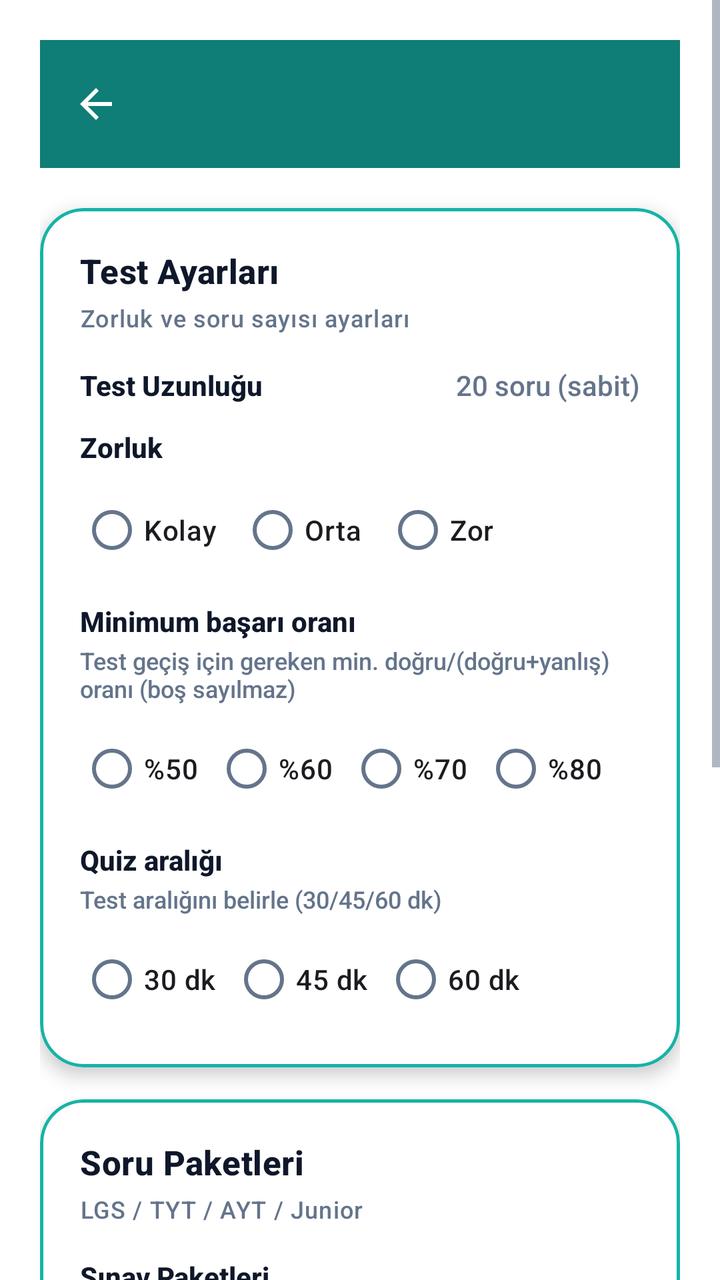
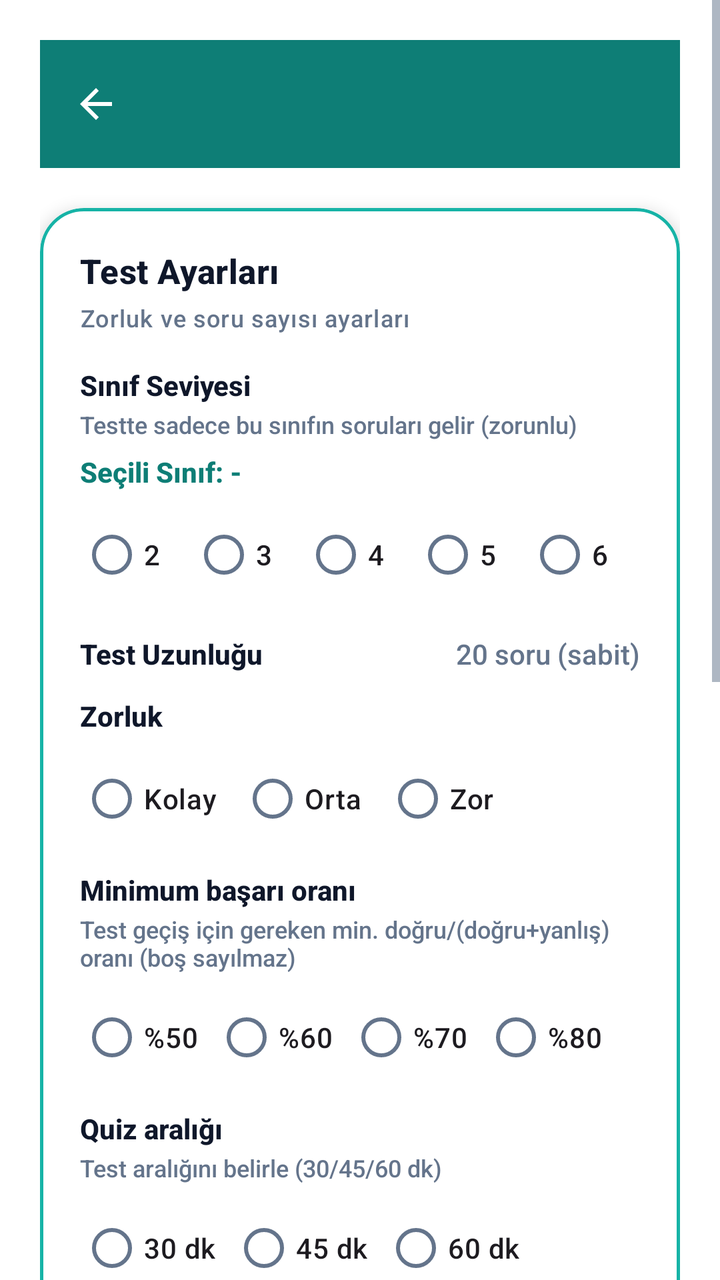

Screens rendered from an Android XML layout before and after an edit, with the pre-edit source and the edit as a unified diff.
<!-- AndroidManifest.xml: application theme Theme.BrainBuddy -->
<!-- res/layout/activity_test_settings.xml -->
<?xml version="1.0" encoding="utf-8"?>
<ScrollView xmlns:android="http://schemas.android.com/apk/res/android"
    xmlns:app="http://schemas.android.com/apk/res-auto"
    android:layout_width="match_parent"
    android:layout_height="match_parent"
    android:fillViewport="true"
    android:background="@color/white">

    <LinearLayout
        android:layout_width="match_parent"
        android:layout_height="wrap_content"
        android:orientation="vertical"
        android:padding="20dp">

        
        <com.google.android.material.appbar.MaterialToolbar
            android:id="@+id/toolbar"
            android:layout_width="match_parent"
            android:layout_height="?attr/actionBarSize"
            android:background="@color/bb_turquoise_dark"
            app:titleTextColor="@color/white"
            app:navigationIcon="?attr/homeAsUpIndicator"
            app:navigationIconTint="@color/white" />

        
        <com.google.android.material.card.MaterialCardView
            android:id="@+id/cardTestSettings"
            style="@style/Widget.BrainBuddy.AppCardWhite"
            android:layout_width="match_parent"
            android:layout_height="wrap_content"
            android:layout_marginTop="20dp">

            <LinearLayout
                android:layout_width="match_parent"
                android:layout_height="wrap_content"
                android:orientation="vertical"
                android:padding="20dp">

                <TextView
                    android:layout_width="match_parent"
                    android:layout_height="wrap_content"
                    android:text="@string/settings_test_settings"
                    android:textAppearance="@style/TextAppearance.BrainBuddy.AppTitle" />

                <TextView
                    android:layout_width="match_parent"
                    android:layout_height="wrap_content"
                    android:layout_marginTop="4dp"
                    android:text="@string/settings_test_sub"
                    android:textAppearance="@style/TextAppearance.BrainBuddy.AppSubtitle" />

                
                <LinearLayout
                    android:layout_width="match_parent"
                    android:layout_height="wrap_content"
                    android:layout_marginTop="16dp"
                    android:orientation="horizontal"
                    android:gravity="center_vertical">

                    <TextView
                        android:layout_width="0dp"
                        android:layout_height="wrap_content"
                        android:layout_weight="1"
                        android:text="Test Uzunluğu"
                        android:textSize="14sp"
                        android:textStyle="bold"
                        android:textColor="@color/bb_text" />

                    <TextView
                        android:layout_width="wrap_content"
                        android:layout_height="wrap_content"
                        android:text="20 soru (sabit)"
                        android:textSize="14sp"
                        android:textColor="@color/bb_text_muted" />
                </LinearLayout>

                
                <LinearLayout
                    android:layout_width="match_parent"
                    android:layout_height="wrap_content"
                    android:layout_marginTop="12dp"
                    android:orientation="vertical">

                    <TextView
                        android:layout_width="match_parent"
                        android:layout_height="wrap_content"
                        android:text="Zorluk"
                        android:textSize="14sp"
                        android:textStyle="bold"
                        android:textColor="@color/bb_text" />

                    <RadioGroup
                        android:id="@+id/testDifficultyGroup"
                        android:layout_width="match_parent"
                        android:layout_height="wrap_content"
                        android:layout_marginTop="8dp"
                        android:orientation="horizontal">

                        <RadioButton
                            android:id="@+id/testDiffEasy"
                            android:layout_width="wrap_content"
                            android:layout_height="wrap_content"
                            android:text="Kolay"
                            android:textSize="14sp" />

                        <RadioButton
                            android:id="@+id/testDiffMedium"
                            android:layout_width="wrap_content"
                            android:layout_height="wrap_content"
                            android:layout_marginStart="12dp"
                            android:text="Orta"
                            android:textSize="14sp" />

                        <RadioButton
                            android:id="@+id/testDiffHard"
                            android:layout_width="wrap_content"
                            android:layout_height="wrap_content"
                            android:layout_marginStart="12dp"
                            android:text="Zor"
                            android:textSize="14sp" />
                    </RadioGroup>
                </LinearLayout>

                
                <LinearLayout
                    android:layout_width="match_parent"
                    android:layout_height="wrap_content"
                    android:layout_marginTop="12dp"
                    android:orientation="vertical">

                    <TextView
                        android:layout_width="match_parent"
                        android:layout_height="wrap_content"
                        android:text="@string/settings_min_success_rate"
                        android:textSize="14sp"
                        android:textStyle="bold"
                        android:textColor="@color/bb_text" />

                    <TextView
                        android:layout_width="match_parent"
                        android:layout_height="wrap_content"
                        android:layout_marginTop="2dp"
                        android:text="@string/settings_min_success_rate_sub"
                        android:textSize="12sp"
                        android:textColor="@color/bb_text_muted" />

                    <RadioGroup
                        android:id="@+id/testSuccessRateGroup"
                        android:layout_width="match_parent"
                        android:layout_height="wrap_content"
                        android:layout_marginTop="8dp"
                        android:orientation="horizontal">

                        <RadioButton
                            android:id="@+id/testSuccessRate50"
                            android:layout_width="wrap_content"
                            android:layout_height="wrap_content"
                            android:text="@string/success_rate_50"
                            android:textSize="14sp" />

                        <RadioButton
                            android:id="@+id/testSuccessRate60"
                            android:layout_width="wrap_content"
                            android:layout_height="wrap_content"
                            android:layout_marginStart="8dp"
                            android:text="@string/success_rate_60"
                            android:textSize="14sp" />

                        <RadioButton
                            android:id="@+id/testSuccessRate70"
                            android:layout_width="wrap_content"
                            android:layout_height="wrap_content"
                            android:layout_marginStart="8dp"
                            android:text="@string/success_rate_70"
                            android:textSize="14sp" />

                        <RadioButton
                            android:id="@+id/testSuccessRate80"
                            android:layout_width="wrap_content"
                            android:layout_height="wrap_content"
                            android:layout_marginStart="8dp"
                            android:text="@string/success_rate_80"
                            android:textSize="14sp" />
                    </RadioGroup>
                </LinearLayout>

                
                <LinearLayout
                    android:layout_width="match_parent"
                    android:layout_height="wrap_content"
                    android:layout_marginTop="12dp"
                    android:orientation="vertical">

                    <TextView
                        android:layout_width="match_parent"
                        android:layout_height="wrap_content"
                        android:text="@string/settings_quiz_interval"
                        android:textSize="14sp"
                        android:textStyle="bold"
                        android:textColor="@color/bb_text" />

                    <TextView
                        android:layout_width="match_parent"
                        android:layout_height="wrap_content"
                        android:layout_marginTop="2dp"
                        android:text="@string/settings_quiz_interval_sub"
                        android:textSize="12sp"
                        android:textColor="@color/bb_text_muted" />

                    <RadioGroup
                        android:id="@+id/testQuizIntervalGroup"
                        android:layout_width="match_parent"
                        android:layout_height="wrap_content"
                        android:layout_marginTop="8dp"
                        android:orientation="horizontal">

                        <RadioButton
                            android:id="@+id/testInterval30"
                            android:layout_width="wrap_content"
                            android:layout_height="wrap_content"
                            android:text="@string/interval_30"
                            android:textSize="14sp" />

                        <RadioButton
                            android:id="@+id/testInterval45"
                            android:layout_width="wrap_content"
                            android:layout_height="wrap_content"
                            android:layout_marginStart="8dp"
                            android:text="@string/interval_45"
                            android:textSize="14sp" />

                        <RadioButton
                            android:id="@+id/testInterval60"
                            android:layout_width="wrap_content"
                            android:layout_height="wrap_content"
                            android:layout_marginStart="8dp"
                            android:text="@string/interval_60"
                            android:textSize="14sp" />
                    </RadioGroup>
                </LinearLayout>
            </LinearLayout>
        </com.google.android.material.card.MaterialCardView>

        
        <com.google.android.material.card.MaterialCardView
            android:id="@+id/cardPacks"
            style="@style/Widget.BrainBuddy.AppCardWhite"
            android:layout_width="match_parent"
            android:layout_height="wrap_content"
            android:layout_marginTop="16dp">

            <LinearLayout
                android:layout_width="match_parent"
                android:layout_height="wrap_content"
                android:orientation="vertical"
                android:padding="20dp">

                <TextView
                    android:layout_width="match_parent"
                    android:layout_height="wrap_content"
                    android:text="@string/parent_question_packs"
                    android:textAppearance="@style/TextAppearance.BrainBuddy.AppTitle" />

                <TextView
                    android:layout_width="match_parent"
                    android:layout_height="wrap_content"
                    android:layout_marginTop="4dp"
                    android:text="@string/parent_question_packs_sub"
                    android:textAppearance="@style/TextAppearance.BrainBuddy.AppSubtitle" />

                <LinearLayout
                    android:layout_width="match_parent"
                    android:layout_height="wrap_content"
                    android:layout_marginTop="16dp"
                    android:orientation="horizontal"
                    android:gravity="center_vertical">

                    <LinearLayout
                        android:layout_width="0dp"
                        android:layout_height="wrap_content"
                        android:layout_weight="1"
                        android:orientation="vertical">

                        <TextView
                            android:layout_width="match_parent"
                            android:layout_height="wrap_content"
                            android:text="@string/settings_exam_packs"
                            android:textSize="14sp"
                            android:textStyle="bold"
                            android:textColor="@color/bb_text" />

                        <TextView
                            android:layout_width="match_parent"
                            android:layout_height="wrap_content"
                            android:layout_marginTop="2dp"
                            android:text="@string/settings_exam_packs_sub"
                            android:textSize="12sp"
                            android:textColor="@color/bb_text_muted" />
                    </LinearLayout>

                    <com.google.android.material.button.MaterialButton
                        android:id="@+id/btnExamPacks"
                        style="@style/BBButtonAlt"
                        android:layout_width="wrap_content"
                        android:layout_height="wrap_content"
                        android:text="Paketleri Yönet"
                        android:minWidth="0dp"
                        android:minHeight="0dp"
                        android:paddingHorizontal="16dp" />
                </LinearLayout>
            </LinearLayout>
        </com.google.android.material.card.MaterialCardView>

        
        <com.google.android.material.card.MaterialCardView
            android:id="@+id/cardEducation"
            style="@style/Widget.BrainBuddy.AppCardWhite"
            android:layout_width="match_parent"
            android:layout_height="wrap_content"
            android:layout_marginTop="16dp"
            android:layout_marginBottom="24dp">

            <LinearLayout
                android:layout_width="match_parent"
                android:layout_height="wrap_content"
                android:orientation="vertical"
                android:padding="20dp">

                <TextView
                    android:layout_width="match_parent"
                    android:layout_height="wrap_content"
                    android:text="@string/settings_section_education"
                    android:textAppearance="@style/TextAppearance.BrainBuddy.AppTitle" />

                <TextView
                    android:layout_width="match_parent"
                    android:layout_height="wrap_content"
                    android:layout_marginTop="4dp"
                    android:text="Test dışı modüller ve pratik kısayollar"
                    android:textAppearance="@style/TextAppearance.BrainBuddy.AppSubtitle" />

                
                <com.google.android.material.button.MaterialButton
                    android:id="@+id/btnJuniorModule"
                    style="@style/BB.Button"
                    android:layout_width="match_parent"
                    android:layout_height="wrap_content"
                    android:layout_marginTop="16dp"
                    android:text="@string/settings_junior_title"
                    android:textAllCaps="false" />

                
                <com.google.android.material.button.MaterialButton
                    android:id="@+id/btnMiniTest"
                    style="@style/BBButtonAlt"
                    android:layout_width="match_parent"
                    android:layout_height="wrap_content"
                    android:layout_marginTop="12dp"
                    android:text="@string/btn_practice"
                    android:textAllCaps="false" />

                
                <com.google.android.material.button.MaterialButton
                    android:id="@+id/btnWorkOnWrongs"
                    style="@style/BBButtonAlt"
                    android:layout_width="match_parent"
                    android:layout_height="wrap_content"
                    android:layout_marginTop="12dp"
                    android:text="@string/parent_review_wrong"
                    android:textAllCaps="false" />
            </LinearLayout>
        </com.google.android.material.card.MaterialCardView>
    </LinearLayout>
</ScrollView>
<!-- resources referenced by this layout -->
<resources>
  <color name="bb_text">@color/textPrimary</color>
  <color name="bb_text_muted">@color/textSecondary</color>
  <color name="bb_turquoise_dark">@color/emeraldDark</color>
  <color name="white">#FFFFFF</color>
  <string name="btn_practice">Pratik Yap (Mini Test)</string>
  <string name="interval_30">30 dk</string>
  <string name="interval_45">45 dk</string>
  <string name="interval_60">60 dk</string>
  <string name="parent_question_packs">Soru Paketleri</string>
  <string name="parent_question_packs_sub">LGS / TYT / AYT / Junior</string>
  <string name="parent_review_wrong">Yanlış Cevapları İncele</string>
  <string name="settings_exam_packs">Sınav Paketleri (LGS/TYT/AYT)</string>
  <string name="settings_exam_packs_sub">LGS, TYT, AYT sınav paketleri</string>
  <string name="settings_junior_title">BrainBuddy Junior</string>
  <string name="settings_min_success_rate">Minimum başarı oranı</string>
  <string name="settings_min_success_rate_sub">Test geçiş için gereken min. doğru/(doğru+yanlış) oranı (boş sayılmaz)</string>
  <string name="settings_quiz_interval">Quiz aralığı</string>
  <string name="settings_quiz_interval_sub">Test aralığını belirle (30/45/60 dk)</string>
  <string name="settings_section_education">🎓 Öğrenci &amp; Eğitim</string>
  <string name="settings_test_settings">Test Ayarları</string>
  <string name="settings_test_sub">Zorluk ve soru sayısı ayarları</string>
  <string name="success_rate_50">%50</string>
  <string name="success_rate_60">%60</string>
  <string name="success_rate_70">%70</string>
  <string name="success_rate_80">%80</string>
  <style name="BB.Button" parent="BBButton" />
  <style name="TextAppearance.BrainBuddy.AppSubtitle" parent="TextAppearance.Material3.BodySmall">
          <item name="android:textSize">12sp</item>
          <item name="android:textColor">@color/app_subtitle</item>
      </style>
  <style name="TextAppearance.BrainBuddy.AppTitle" parent="TextAppearance.Material3.TitleMedium">
          <item name="android:textSize">17sp</item>
          <item name="android:textStyle">bold</item>
          <item name="android:textColor">@color/app_title</item>
      </style>
  <color name="textPrimary">#0F172A</color>
  <color name="textSecondary">#64748B</color>
  <color name="emeraldDark">#0E7E76</color>
  <color name="app_subtitle">@color/textSecondary</color>
  <color name="app_title">@color/textPrimary</color>
  <dimen name="app_card_radius">22dp</dimen>
  <dimen name="app_card_elevation">5dp</dimen>
  <color name="emerald_primary">@color/emerald</color>
  <dimen name="app_card_stroke_width">1.5dp</dimen>
  <color name="bb_primary">@color/emerald</color>
  <color name="bb_secondary">@color/emeraldDark</color>
  <color name="bb_accent">@color/emerald</color>
  <color name="black">#000000</color>
  <color name="bb_error">@color/danger</color>
  <color name="bb_bg">@color/emeraldSoft</color>
  <color name="bb_surface_container">@color/emerald_surface</color>
  <color name="bb_outline_variant">@color/emerald_primary</color>
  <color name="emerald_light">@color/emeraldSoft</color>
  <color name="emerald_dark">@color/emeraldDark</color>
  <!-- drawable bg_gradient (drawable) -->
  <?xml version="1.0" encoding="utf-8"?>
  <layer-list xmlns:android="http://schemas.android.com/apk/res/android">
      <item>
          <shape>
              <gradient
                  android:angle="270"
                  android:startColor="@color/emerald_light"
                  android:endColor="@color/emerald_surface"/>
          </shape>
      </item>
  </layer-list>
  <color name="emerald">#16B3A6</color>
  <color name="danger">#EF4444</color>
  <color name="emeraldSoft">#E6FAF7</color>
  <color name="emerald_surface">#F5FFFD</color>
  <!-- unchanged entries left out for length: 4 -->
</resources>

<!-- the commit's change to res/layout/activity_test_settings.xml (unified diff, before → after) -->
@@ -54,6 +54,103 @@
                     android:layout_width="match_parent"
                     android:layout_height="wrap_content"
                     android:layout_marginTop="16dp"
+                    android:orientation="vertical">
+
+                    <TextView
+                        android:layout_width="match_parent"
+                        android:layout_height="wrap_content"
+                        android:text="@string/settings_grade_level"
+                        android:textSize="14sp"
+                        android:textStyle="bold"
+                        android:textColor="@color/bb_text" />
+
+                    <TextView
+                        android:layout_width="match_parent"
+                        android:layout_height="wrap_content"
+                        android:layout_marginTop="2dp"
+                        android:text="@string/settings_grade_level_sub"
+                        android:textSize="12sp"
+                        android:textColor="@color/bb_text_muted" />
+
+                    <TextView
+                        android:id="@+id/tvSelectedGrade"
+                        android:layout_width="match_parent"
+                        android:layout_height="wrap_content"
+                        android:layout_marginTop="6dp"
+                        android:text="Seçili Sınıf: -"
+                        android:textSize="14sp"
+                        android:textStyle="bold"
+                        android:textColor="@color/bb_turquoise_dark" />
+
+                    <RadioGroup
+                        android:id="@+id/testGradeGroup"
+                        android:layout_width="match_parent"
+                        android:layout_height="wrap_content"
+                        android:layout_marginTop="8dp"
+                        android:orientation="horizontal">
+
+                        <RadioButton
+                            android:id="@+id/testGrade2"
+                            android:layout_width="wrap_content"
+                            android:layout_height="wrap_content"
+                            android:text="2"
+                            android:textSize="14sp" />
+
+                        <RadioButton
+                            android:id="@+id/testGrade3"
+                            android:layout_width="wrap_content"
+                            android:layout_height="wrap_content"
+                            android:layout_marginStart="8dp"
+                            android:text="3"
+                            android:textSize="14sp" />
+
+                        <RadioButton
+                            android:id="@+id/testGrade4"
+                            android:layout_width="wrap_content"
+                            android:layout_height="wrap_content"
+                            android:layout_marginStart="8dp"
+                            android:text="4"
+                            android:textSize="14sp" />
+
+                        <RadioButton
+                            android:id="@+id/testGrade5"
+                            android:layout_width="wrap_content"
+                            android:layout_height="wrap_content"
+                            android:layout_marginStart="8dp"
+                            android:text="5"
+                            android:textSize="14sp" />
+
+                        <RadioButton
+                            android:id="@+id/testGrade6"
+                            android:layout_width="wrap_content"
+                            android:layout_height="wrap_content"
+                            android:layout_marginStart="8dp"
+                            android:text="6"
+                            android:textSize="14sp" />
+
+                        <RadioButton
+                            android:id="@+id/testGrade7"
+                            android:layout_width="wrap_content"
+                            android:layout_height="wrap_content"
+                            android:layout_marginStart="8dp"
+                            android:text="7"
+                            android:textSize="14sp" />
+
+                        <RadioButton
+                            android:id="@+id/testGrade8"
+                            android:layout_width="wrap_content"
+                            android:layout_height="wrap_content"
+                            android:layout_marginStart="8dp"
+                            android:text="8"
+                            android:textSize="14sp" />
+                    </RadioGroup>
+                </LinearLayout>
+
+                
+                <LinearLayout
+                    android:layout_width="match_parent"
+                    android:layout_height="wrap_content"
+                    android:layout_marginTop="16dp"
                     android:orientation="horizontal"
                     android:gravity="center_vertical">
 
<!-- resource entries referenced after the edit -->
@@ -13,6 +13,8 @@
   <string name="parent_review_wrong">Yanlış Cevapları İncele</string>
   <string name="settings_exam_packs">Sınav Paketleri (LGS/TYT/AYT)</string>
   <string name="settings_exam_packs_sub">LGS, TYT, AYT sınav paketleri</string>
+  <string name="settings_grade_level">Sınıf Seviyesi</string>
+  <string name="settings_grade_level_sub">Testte sadece bu sınıfın soruları gelir (zorunlu)</string>
   <string name="settings_junior_title">BrainBuddy Junior</string>
   <string name="settings_min_success_rate">Minimum başarı oranı</string>
   <string name="settings_min_success_rate_sub">Test geçiş için gereken min. doğru/(doğru+yanlış) oranı (boş sayılmaz)</string>
